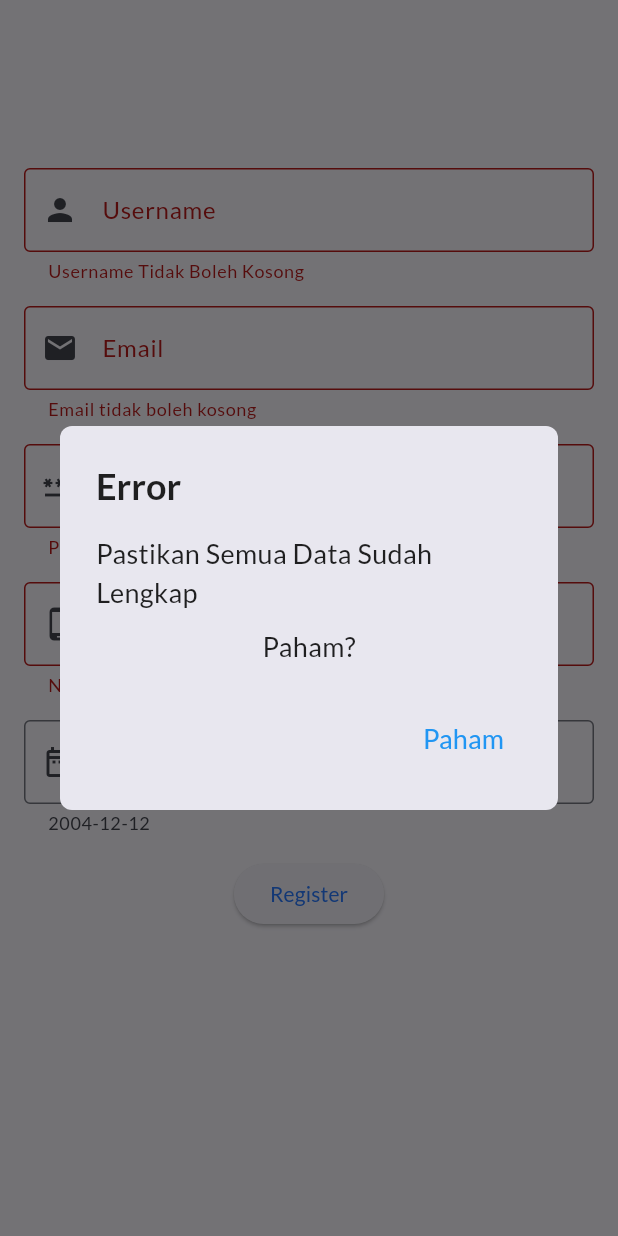
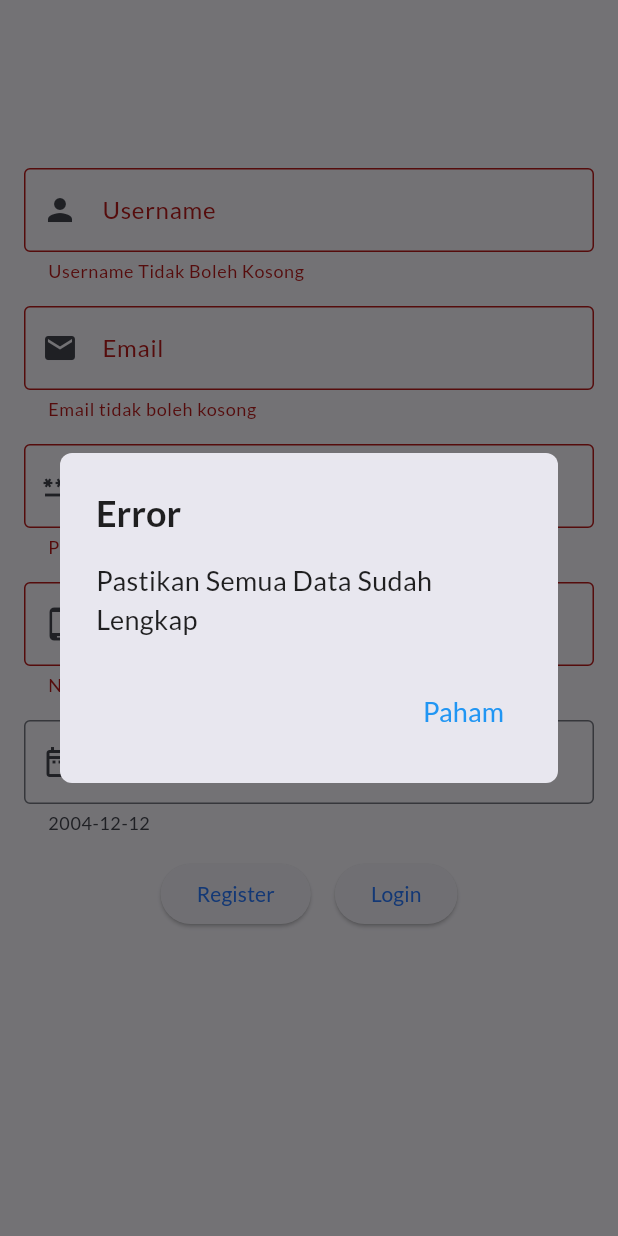
Before and after one commit to GabrielAllba/UGD2_C_Kelompok6, a Flutter app: the RegisterView screen opened directly, after a tap on "Register", on a phone screen of 412 x 824 dp. Run offline on Flutter 3.47's test engine with Material 2 defaults, Android fonts, the phone set to English and light mode, and no system bars; our stand-ins replace fluttertoast, google_fonts.

Commit message:
🐛 fix(login.dart): remove unused code and fix typo in login button text ✨ feat(login.dart): add separate login button in register screen for better user experience In the login.dart file, the code for displaying a "Daftar Disini!" button in the password error dialog has been removed as it was not being used. Additionally, the text on the login button has been fixed from "Login DUlu" to "Login" for better readability.
In the register.dart file, a separate login button has been added next to the register button for better user experience. This allows users to easily switch to the login screen if they already have an account.

```diff
--- a/lib/login.dart
+++ b/lib/login.dart
@@ -114,10 +114,6 @@ class _LoginView extends State<LoginView> {
                                 borderRadius: BorderRadius.circular(8.0),
                               ),
                               title: const Text('Password Salah'),
-                              content: TextButton(
-                                onPressed: () => pushRegister(context),
-                                child: const Text('Daftar Disini!'),
-                              ),
                               actions: <Widget>[
                                 TextButton(
                                   onPressed: () =>
@@ -134,7 +130,7 @@ class _LoginView extends State<LoginView> {
                         }
                       }
                     },
-                    child: const Text('Login DUlu'),
+                    child: const Text('Login'),
                   ),
                   TextButton(
                     onPressed: () {
--- a/lib/screens/register.dart
+++ b/lib/screens/register.dart
@@ -43,11 +43,6 @@ class _RegisterViewState extends State<RegisterView> {
             children: <Widget>[
               Text(
                 'Pastikan Semua Data Sudah Lengkap',
-                style: TextStyle(fontSize: 18.0),
-              ),
-              SizedBox(height: 10.0),
-              Text(
-                'Paham?',
                 style: TextStyle(fontSize: 18.0),
               ),
             ],
@@ -166,7 +161,7 @@ class _RegisterViewState extends State<RegisterView> {
                     return null;
                   }),
                   controller: dateController,
-                  hintTxt: "Tanggal",
+                  hintTxt: "Tanggal Lahir",
                   helperTxt: "2004-12-12",
                   onTap: _showDatePicker,
                   isDate: true,
@@ -175,6 +170,9 @@ class _RegisterViewState extends State<RegisterView> {
                 const SizedBox(
                   height: 16,
                 ),
+                Row(
+                  mainAxisAlignment: MainAxisAlignment.center,
+                  children: [
                     ElevatedButton(
                       onPressed: () async {
                         if (_formKey.currentState!.validate() &&
@@ -212,7 +210,29 @@ class _RegisterViewState extends State<RegisterView> {
                         }
                       },
                       child: const Text('Register'),
-                )
+                    ),
+                    const SizedBox(
+                      width: 16,
+                    ),
+                    ElevatedButton(
+                      onPressed: () async {
+                        Map<String, dynamic> formData = {};
+                        formData['username'] = usernameController.text;
+                        formData['password'] = passwordController.text;
+
+                        Navigator.push(
+                          context,
+                          MaterialPageRoute(
+                            builder: (_) => LoginView(
+                              data: formData,
+                            ),
+                          ),
+                        );
+                      },
+                      child: const Text('Login'),
+                    ),
+                  ],
+                ),
               ],
             ),
           ),
```
Lines whose indentation alone changed are shown as unchanged.
